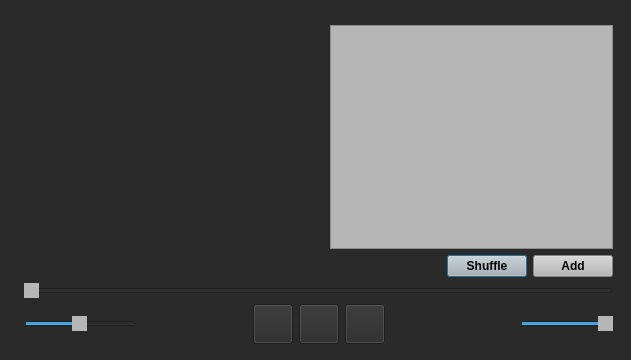
This is dialog.ui in AndreiG23/MP3Player as Qt 5 draws it before an edit. The edited form follows.
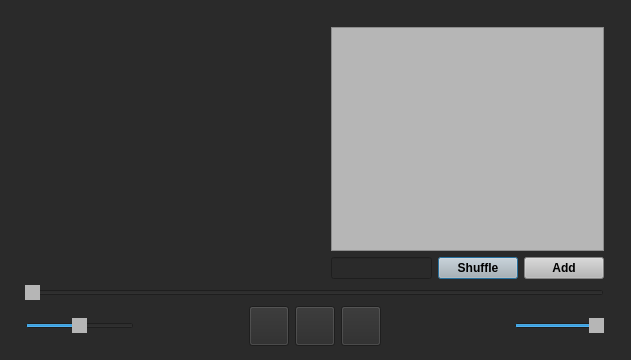
This is the edited form. Icons and pictures are not drawn.

What changed in the file:
```diff
--- a/dialog.ui
+++ b/dialog.ui
@@ -26,12 +26,12 @@
   <property name="sizeGripEnabled">
    <bool>false</bool>
   </property>
-  <widget class="QWidget" name="layoutWidget">
+  <widget class="QWidget" name="">
    <property name="geometry">
     <rect>
-     <x>13</x>
-     <y>14</y>
-     <width>611</width>
+     <x>14</x>
+     <y>16</y>
+     <width>601</width>
      <height>341</height>
     </rect>
    </property>
@@ -66,17 +66,11 @@
         <item>
          <layout class="QHBoxLayout" name="horizontalLayout">
           <item>
-           <spacer name="horizontalSpacer">
-            <property name="orientation">
-             <enum>Qt::Horizontal</enum>
+           <widget class="QLineEdit" name="lineEdit">
+            <property name="text">
+             <string/>
             </property>
-            <property name="sizeHint" stdset="0">
-             <size>
-              <width>40</width>
-              <height>20</height>
-             </size>
-            </property>
-           </spacer>
+           </widget>
           </item>
           <item>
            <widget class="QPushButton" name="ShuffleButton">
```
